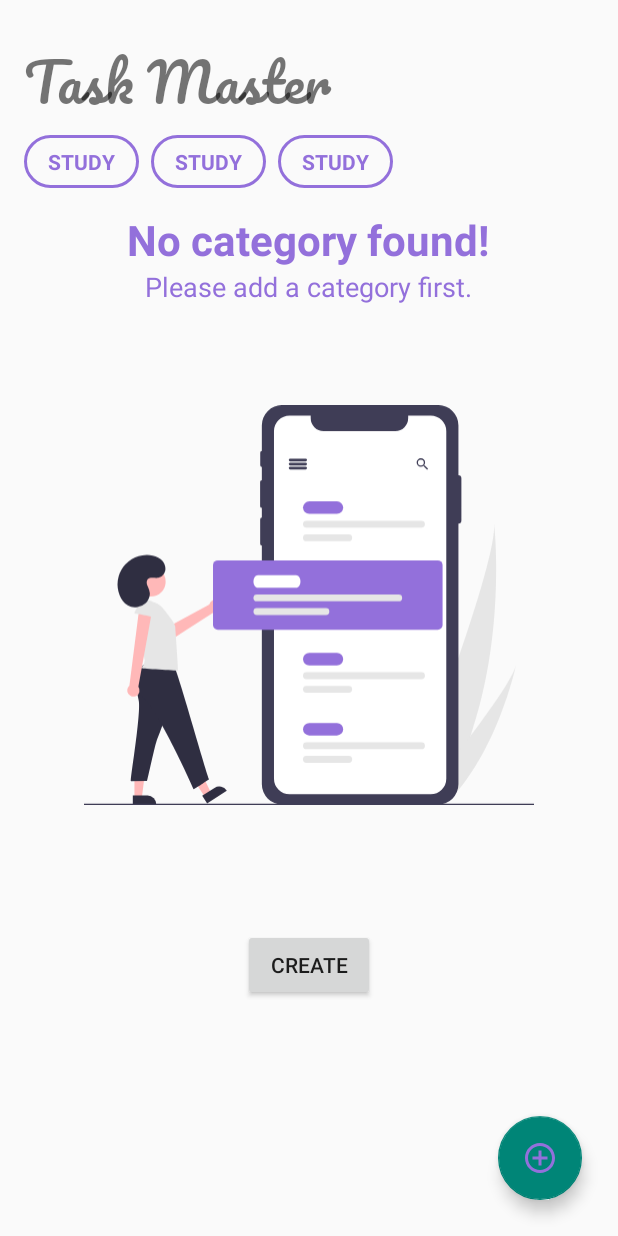
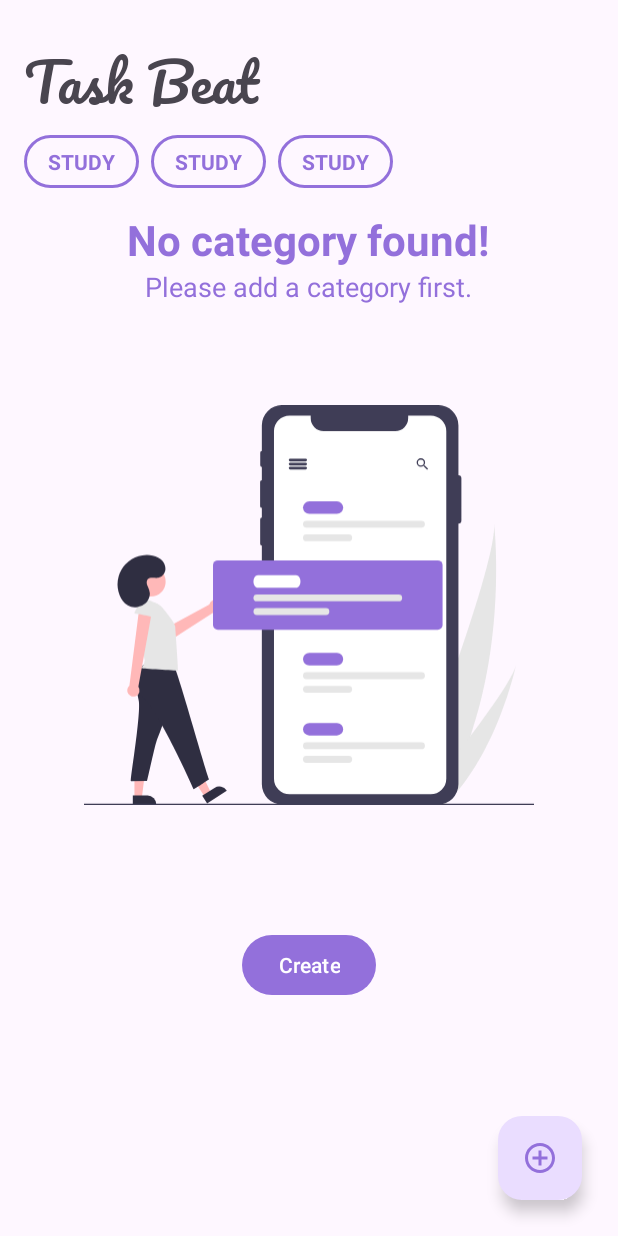
Before and after one commit to RaphOliv/TaskBeat, an Android app: the layout activity_main.xml on its own in the app's theme, with its tools: preview values and no code run, on a phone screen of 412 x 824 dp. Run offline under Robolectric (Android 15) with nearby library versions, the phone set to English and light mode, and no system bars.

```diff
--- a/app/src/main/res/values-night/themes.xml
+++ b/app/src/main/res/values-night/themes.xml
@@ -1,6 +1,6 @@
 <resources xmlns:tools="http://schemas.android.com/tools">
     <!-- Base application theme. -->
-    <style name="Base.Theme.TaskMaster" parent="Theme.Material3.DayNight.NoActionBar">
+    <style name="Base.Theme.TaskBeat" parent="Theme.Material3.DayNight.NoActionBar">
         <!-- Customize your dark theme here. -->
         <!-- <item name="colorPrimary">@color/my_dark_primary</item> -->
         <item name="colorPrimary">@color/purple</item>
--- a/app/src/main/res/values/strings.xml
+++ b/app/src/main/res/values/strings.xml
@@ -1,6 +1,6 @@
 <resources>
-    <string name="app_name" translatable="false">Task Master</string>
-    <string name="home_title" translatable="false">Task Master</string>
+    <string name="app_name" translatable="false">Task Beat</string>
+    <string name="home_title" translatable="false">Task Beat</string>
     <string name="create_task_title">Create Task</string>
     <string name="create">Create</string>
     <string name="update_task_title">Update Task</string>
--- a/app/src/main/res/values/themes.xml
+++ b/app/src/main/res/values/themes.xml
@@ -1,10 +1,10 @@
 <resources xmlns:tools="http://schemas.android.com/tools">
     <!-- Base application theme. -->
-    <style name="Base.Theme.TaskMaster" parent="Theme.Material3.DayNight.NoActionBar">
+    <style name="Base.Theme.TaskBeat" parent="Theme.Material3.DayNight.NoActionBar">
         <!-- Customize your light theme here. -->
          <item name="colorPrimary">@color/purple</item>
 
     </style>
 
-    <style name="Theme.TaskMaster" parent="Base.Theme.TaskMaster" />
+    <style name="Theme.TaskBeat" parent="Base.Theme.TaskBeat" />
 </resources>
--- a/settings.gradle.kts
+++ b/settings.gradle.kts
@@ -13,5 +13,5 @@
     }
 }
 
-rootProject.name = "TaskMaster"
+rootProject.name = "TaskBeat"
 include(":app")
```
Also changed, not shown: 2 other files.
